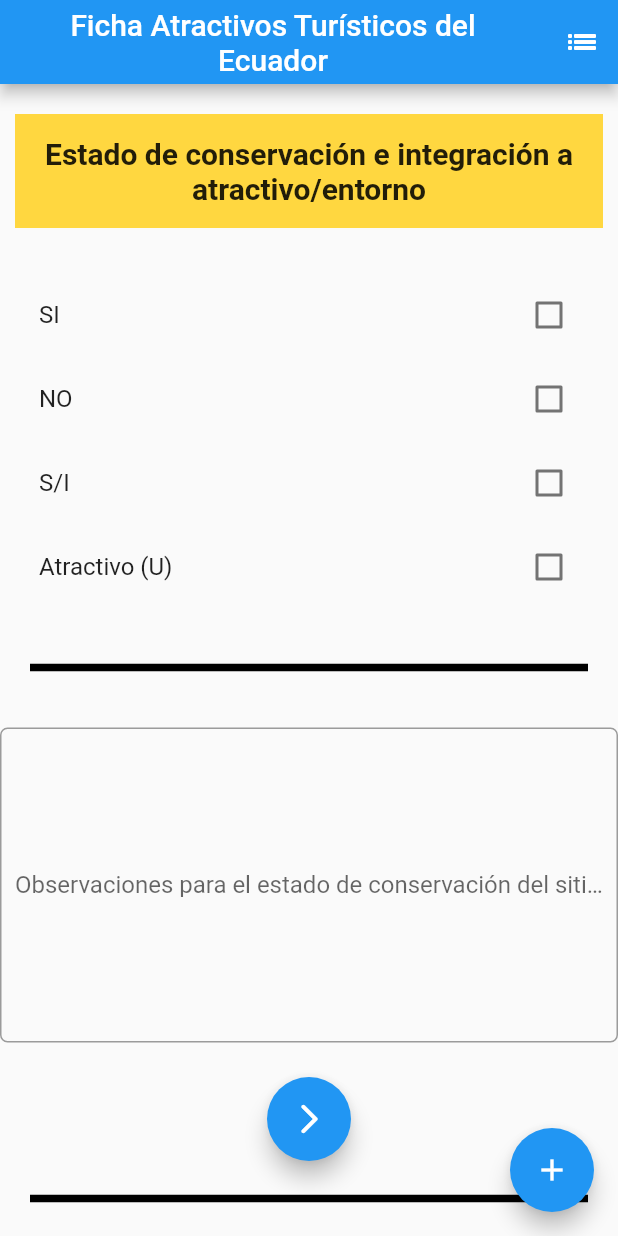
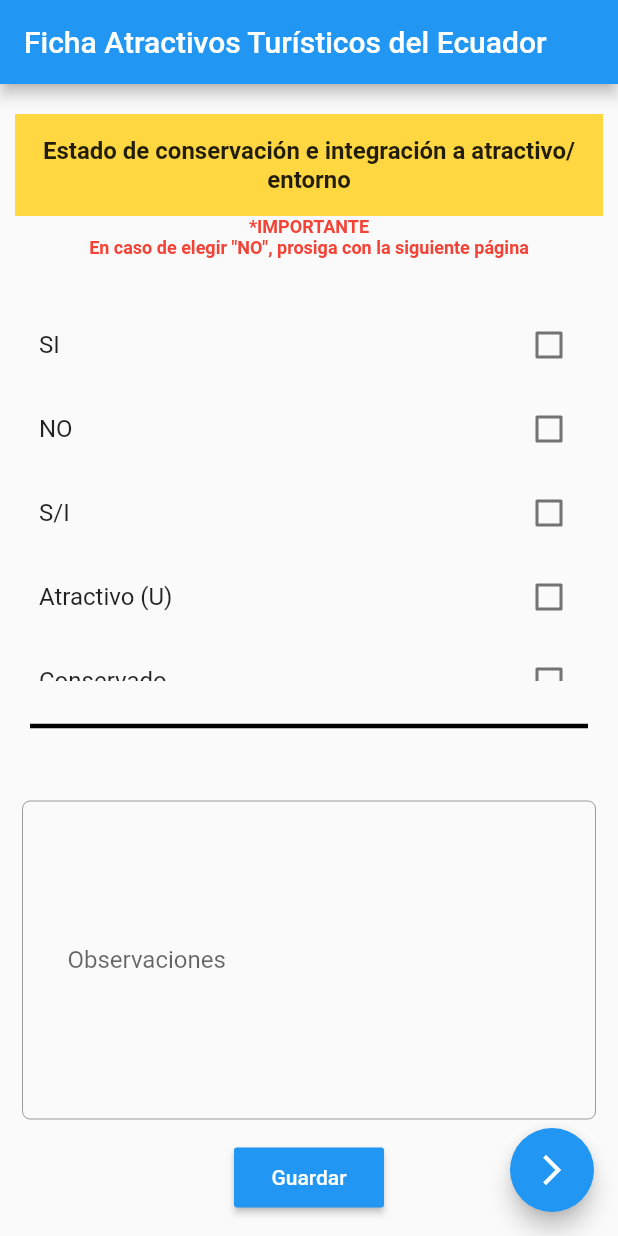
Before and after one commit to joSar2000/Turismo_Flutter, a Flutter app: the screen it shows after launch, on a phone screen of 412 x 824 dp. Run offline on Flutter 3.47's test engine with Material 2 defaults, Android fonts, the phone set to English and light mode, and no system bars; our stand-ins replace cloud_firestore, firebase_core, firebase_database; accounts and stored records are empty.

Commit message:
Añadiendo mejoras a la interfaz

```diff
--- a/lib/pages/check_6.dart
+++ b/lib/pages/check_6.dart
@@ -1,43 +1,30 @@
 import 'package:flutter/material.dart';
 import 'package:turismo_flutter/pages/viewturista_tabla6.dart';
 import 'package:cloud_firestore/cloud_firestore.dart';
-import 'package:firebase_core/firebase_core.dart';
-import 'package:turismo_flutter/main.dart';
 
 class CheckBoxTurism extends StatelessWidget {
   static const String ROUTE = "/check_6";
-
   @override
   Widget build(BuildContext context) {
     return MaterialApp(
       home: Scaffold(
-
         floatingActionButton: FloatingActionButton(
-          child: Icon(Icons.add),
-
+          child: Icon(Icons.arrow_forward_ios),
           onPressed: () {
             Navigator.pushNamed(context, SavePage.ROUTE);
-
           },
         ),
+        floatingActionButtonLocation: FloatingActionButtonLocation.endFloat,
         appBar: AppBar(
           title: Text(
             'Ficha Atractivos Turísticos del Ecuador',
             textAlign: TextAlign.center,
             maxLines: 2,
           ),
-          actions: <Widget>[
-            IconButton(
-              onPressed: () {},
-              icon: Icon(Icons.list_outlined),
-              tooltip: "Ver Más",
-              alignment: Alignment.center,
-            )
-          ],
         ),
         body: Center(
             child: Center(
-          child:CheckboxWidget(),
+          child: CheckboxWidget(),
         )),
       ),
     );
@@ -50,7 +37,12 @@ class CheckboxWidget extends StatefulWidget {
 }
 
 class CheckboxWidgetState extends State {
+  var form = new FormSave();
+  final firebaseInstance = FirebaseFirestore.instance;
 
+  Map<String, String> valorObservaciones = {
+    "observaciones_atractivo_U": FormSave().valorObs
+  };
   Map<String, bool> values = {
     //Tabla6
     'SI': false,
@@ -58,10 +50,10 @@ class CheckboxWidgetState extends State {
     'S/I': false,
     //Tabla 6.1
     'Atractivo (U)': false,
-    'Conservado' : false,
-    'Alterado' : false,
+    'Conservado': false,
+    'Alterado': false,
     'En proceso de deterioro': false,
-    'Deteriorado' : false,
+    'Deteriorado': false,
   };
 
   var table6_1Arr = [];
@@ -74,8 +66,6 @@ class CheckboxWidgetState extends State {
 
     table6_1Arr.clear();
 
-    final firebaseInstance = FirebaseFirestore.instance;
-
     firebaseInstance.collection("usuario").add({
       //Tabla6
       "si_estado_conservacion": values.values.elementAt(0),
@@ -87,14 +77,9 @@ class CheckboxWidgetState extends State {
       "alterado_atractivo_U": values.values.elementAt(5),
       "deterioro_atractivo_U": values.values.elementAt(6),
       "deteriorado_atractivo_U": values.values.elementAt(7),
+      "observaciones_atractivo_U": valorObservaciones.values.elementAt(0),
     });
-  }
-  setEnabled () {
-    if (values.values.elementAt(0) == true) {
-      TextField(
-        enabled: true,
-      ) ;
-    }
+    print("valores observacion: ");
   }
 
 
@@ -109,60 +94,20 @@ class CheckboxWidgetState extends State {
             return new CheckboxListTile(
                 title: new Text(key),
                 value: values[key],
-                activeColor: Colors.pink,
+                activeColor: Colors.green,
                 checkColor: Colors.white,
                 onChanged: (value) {
                   setState(() {
                     values[key] = value!;
                     //print('valores: $values.$value');
                     print(values.values.elementAt(0));
-
                   });
                 });
-
           }).toList(),
-
         ),
-
       ),
       DividerSection,
-
-
-      Expanded(
-          child: Form(
-              child: Column(
-                children: <Widget> [
-                  SizedBox(
-                    height: 15,
-                  ),
-                  TextFormField(
-                    maxLines: 10,
-
-                    decoration: InputDecoration(
-                      contentPadding:
-                      EdgeInsets.all(10.0),
-                      hintText: "Ingrese sus observaciones en caso de ser necesarias",
-                      labelText: ("Observaciones para el estado de conservación del sitio turístico"),
-
-                      //observaciones_atractivo_U
-                      border: OutlineInputBorder(
-                        borderRadius: BorderRadius.all(Radius.elliptical(5, 5))
-                      ),
-                    ),
-                  ),
-                  SizedBox(
-                    height: 15,
-                  ),
-                ],
-              )
-          ),
-      ),
-
-      FloatingActionButton(
-        child: Icon(Icons.arrow_forward_ios_rounded),
-          onPressed: getCheckboxItems,
-      ),
-      DividerSection,
+      FormSave(),
     ]);
   }
 
@@ -170,8 +115,8 @@ class CheckboxWidgetState extends State {
     child: Column(
       children: [
         Divider(
-          height: 50,
-          thickness: 5,
+          height: 60,
+          thickness: 3,
           color: Colors.black,
           indent: 20,
           endIndent: 20,
@@ -198,8 +143,17 @@ class CheckboxWidgetState extends State {
                   textAlign: TextAlign.center,
                   style: TextStyle(
                     fontWeight: FontWeight.bold,
-                    fontSize: 20,
+                    fontSize: 16,
                   ),
+                ),
+              ),
+              Text(
+                '*IMPORTANTE\nEn caso de elegir "NO", prosiga con la siguiente página',
+                textAlign: TextAlign.center,
+                style: TextStyle(
+                  fontWeight: FontWeight.bold,
+                  fontSize: 12,
+                  color: Colors.red,
                 ),
               ),
             ],
@@ -209,14 +163,12 @@ class CheckboxWidgetState extends State {
     ),
   );
 
-
-
- Widget ChecksTable2 (BuildContext context) {
+  Widget ChecksTable2(BuildContext context) {
     return Column(
-    children: <Widget> [
+      children: <Widget>[
         Expanded(
             child: ListView(
-            padding: EdgeInsets.fromLTRB(10, 10, 10, 10),
+          padding: EdgeInsets.all(15),
           children: values.keys.map((String key) {
             return new CheckboxListTile(
                 title: new Text(key),
@@ -227,16 +179,74 @@ class CheckboxWidgetState extends State {
                   setState(() {
                     values[key] = value!;
                     //print('valores: $values.$value');
-                      print(values.values.elementAt(0));
+                    // print(values.values.elementAt(0));
                   });
                 });
-
           }).toList(),
-          )
-      )
+        ))
       ],
     );
   }
+}
 
+//Formulario de observaciones
+@immutable
+// ignore: must_be_immutable
+class FormSave extends StatelessWidget {
+  final _formkey = GlobalKey<FormState>();
+  final obs = TextEditingController();
+  String valorObs = "";
 
+  @override
+  Widget build(BuildContext context) {
+    return Container(
+      padding: EdgeInsets.all(15),
+      child: Form(
+          key: _formkey,
+          child: Column(
+            children: <Widget>[
+              SizedBox(
+                height: 5,
+              ),
+              TextFormField(
+                onChanged: (observacion) {
+                   this.valorObs = observacion;
+                },
+                controller: obs,
+                maxLines: 8,
+                validator: (value) {
+                  if (value!.isNotEmpty) {
+                    return "correcto";
+                  } else {
+                    return "ingrese valores!";
                   }
+                },
+                decoration: InputDecoration(
+                  contentPadding: EdgeInsets.all(30),
+                  hintText:
+                      "Ingrese sus observaciones en caso de ser necesarias",
+                  labelText: ("Observaciones"),
+                  isCollapsed: true,
+                  //observaciones_atractivo_U
+                  border: OutlineInputBorder(
+                      borderRadius: BorderRadius.all(Radius.elliptical(5, 5))),
+                ),
+              ),
+              SizedBox(
+                height: 15,
+              ),
+              MaterialButton(
+                minWidth: 100.0,
+                height: 40.0,
+                onPressed: () {
+                  CheckboxWidgetState().getCheckboxItems();
+                  print ("Valor obs: "+valorObs);
+                },
+                color: Colors.blue,
+                child: Text('Guardar', style: TextStyle(color: Colors.white)),
+              )
+            ],
+          )),
+    );
+  }
+}
```
Lines whose indentation alone changed are shown as unchanged.
